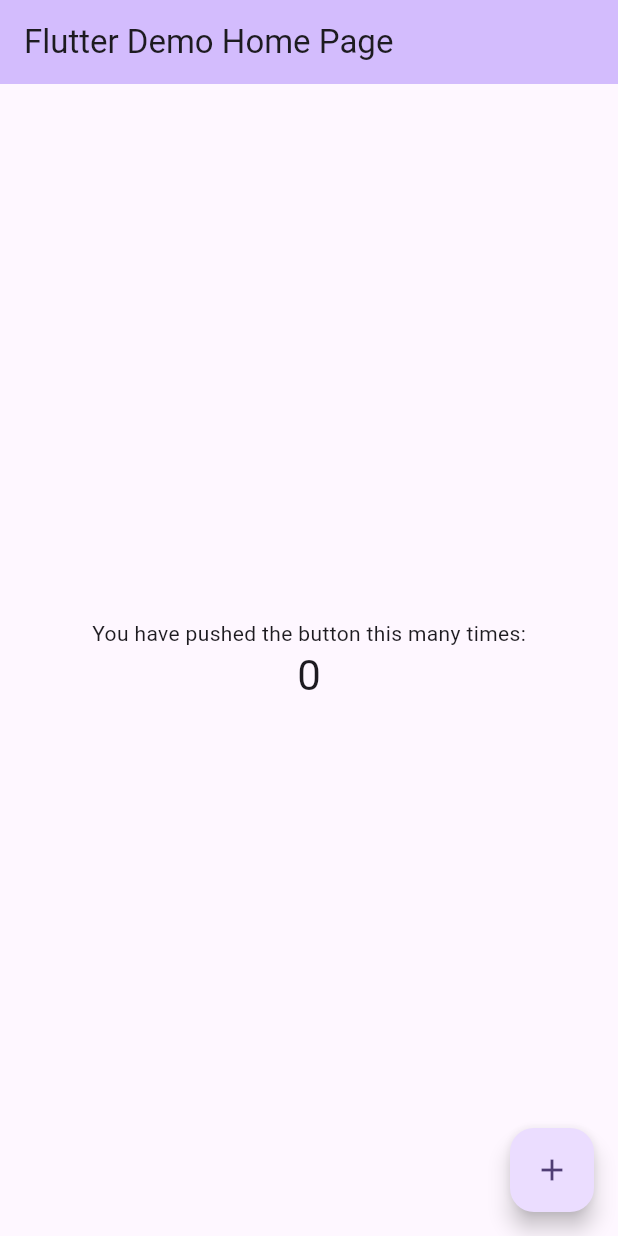
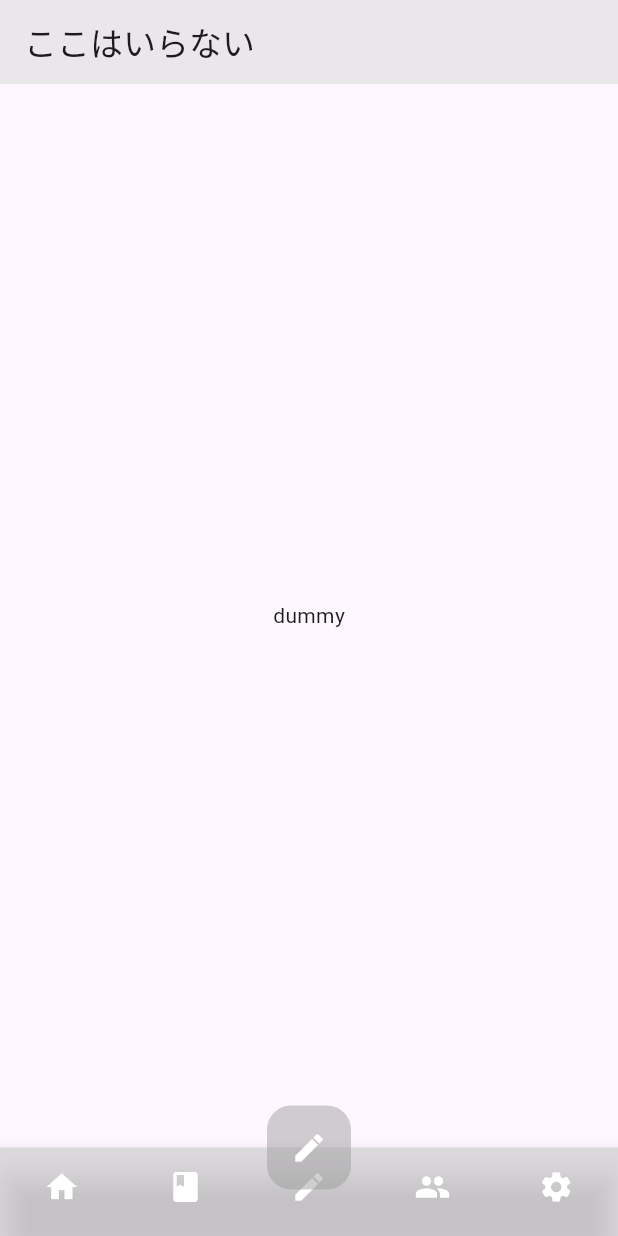
Before and after one commit to hondaya14/dearu-app, a Flutter app: the screen it shows after launch, on a phone screen of 412 x 824 dp. Run offline on Flutter 3.47's test engine with Material 2 defaults, Android fonts, the phone set to English and light mode, and no system bars.

Commit message:
Add dummy home page

```diff
--- /dev/null
+++ b/lib/home/home_page.dart
@@ -0,0 +1,51 @@
+import 'package:flutter/material.dart';
+
+class HomePage extends StatelessWidget {
+  const HomePage({super.key});
+
+  @override
+  Widget build(BuildContext context) {
+    return Scaffold(
+      appBar: AppBar(
+        // backgroundColor: Theme.of(context).colorScheme.inversePrimary,
+        backgroundColor: const Color(0x99DDDDDD),
+        title: Text('ここはいらない'),
+      ),
+      body: Center(
+        child: Text('dummy'),
+      ),
+      bottomNavigationBar: BottomNavigationBar(
+        type: BottomNavigationBarType.fixed,
+        backgroundColor: const Color(0x99CCCCCC),
+        showSelectedLabels: false,
+        showUnselectedLabels: false,
+        currentIndex: 0,
+        // items count is must be odd because of fab.
+        items: const [
+          BottomNavigationBarItem(
+              icon: Icon(Icons.home, color: Color(0xFFFFFFFF)), label: ''),
+          BottomNavigationBarItem(
+              icon: Icon(Icons.book, color: Color(0xFFFFFFFF)), label: ''),
+          BottomNavigationBarItem(
+              icon: Icon(Icons.edit, color: Color(0xFFFFFFFF)), label: ''),
+          BottomNavigationBarItem(
+              icon: Icon(Icons.group, color: Color(0xFFFFFFFF)), label: ''),
+          BottomNavigationBarItem(
+              icon: Icon(Icons.settings, color: Color(0xFFFFFFFF)), label: ''),
+        ],
+      ),
+      floatingActionButtonLocation: FloatingActionButtonLocation.centerDocked,
+      floatingActionButton: FloatingActionButton(
+        elevation: 0,
+        backgroundColor: const Color(0x77999999),
+        onPressed: () {
+          print('press fab');
+        },
+        child: const Icon(
+          Icons.edit,
+          color: Color(0xFFFFFFFF),
+        ),
+      ),
+    );
+  }
+}
--- a/lib/main.dart
+++ b/lib/main.dart
@@ -1,4 +1,6 @@
 import 'package:flutter/material.dart';
+
+import 'home/home_page.dart';
 
 void main() {
   runApp(const MyApp());
@@ -7,119 +9,15 @@ void main() {
 class MyApp extends StatelessWidget {
   const MyApp({super.key});
 
-  // This widget is the root of your application.
   @override
   Widget build(BuildContext context) {
     return MaterialApp(
       title: 'Flutter Demo',
       theme: ThemeData(
-        // This is the theme of your application.
-        //
-        // TRY THIS: Try running your application with "flutter run". You'll see
-        // the application has a blue toolbar. Then, without quitting the app,
-        // try changing the seedColor in the colorScheme below to Colors.green
-        // and then invoke "hot reload" (save your changes or press the "hot
-        // reload" button in a Flutter-supported IDE, or press "r" if you used
-        // the command line to start the app).
-        //
-        // Notice that the counter didn't reset back to zero; the application
-        // state is not lost during the reload. To reset the state, use hot
-        // restart instead.
-        //
-        // This works for code too, not just values: Most code changes can be
-        // tested with just a hot reload.
         colorScheme: ColorScheme.fromSeed(seedColor: Colors.deepPurple),
         useMaterial3: true,
       ),
-      home: const MyHomePage(title: 'Flutter Demo Home Page'),
+      home: const HomePage(),
     );
   }
 }
-
-class MyHomePage extends StatefulWidget {
-  const MyHomePage({super.key, required this.title});
-
-  // This widget is the home page of your application. It is stateful, meaning
-  // that it has a State object (defined below) that contains fields that affect
-  // how it looks.
-
-  // This class is the configuration for the state. It holds the values (in this
-  // case the title) provided by the parent (in this case the App widget) and
-  // used by the build method of the State. Fields in a Widget subclass are
-  // always marked "final".
-
-  final String title;
-
-  @override
-  State<MyHomePage> createState() => _MyHomePageState();
-}
-
-class _MyHomePageState extends State<MyHomePage> {
-  int _counter = 0;
-
-  void _incrementCounter() {
-    setState(() {
-      // This call to setState tells the Flutter framework that something has
-      // changed in this State, which causes it to rerun the build method below
-      // so that the display can reflect the updated values. If we changed
-      // _counter without calling setState(), then the build method would not be
-      // called again, and so nothing would appear to happen.
-      _counter++;
-    });
-  }
-
-  @override
-  Widget build(BuildContext context) {
-    // This method is rerun every time setState is called, for instance as done
-    // by the _incrementCounter method above.
-    //
-    // The Flutter framework has been optimized to make rerunning build methods
-    // fast, so that you can just rebuild anything that needs updating rather
-    // than having to individually change instances of widgets.
-    return Scaffold(
-      appBar: AppBar(
-        // TRY THIS: Try changing the color here to a specific color (to
-        // Colors.amber, perhaps?) and trigger a hot reload to see the AppBar
-        // change color while the other colors stay the same.
-        backgroundColor: Theme.of(context).colorScheme.inversePrimary,
-        // Here we take the value from the MyHomePage object that was created by
-        // the App.build method, and use it to set our appbar title.
-        title: Text(widget.title),
-      ),
-      body: Center(
-        // Center is a layout widget. It takes a single child and positions it
-        // in the middle of the parent.
-        child: Column(
-          // Column is also a layout widget. It takes a list of children and
-          // arranges them vertically. By default, it sizes itself to fit its
-          // children horizontally, and tries to be as tall as its parent.
-          //
-          // Column has various properties to control how it sizes itself and
-          // how it positions its children. Here we use mainAxisAlignment to
-          // center the children vertically; the main axis here is the vertical
-          // axis because Columns are vertical (the cross axis would be
-          // horizontal).
-          //
-          // TRY THIS: Invoke "debug painting" (choose the "Toggle Debug Paint"
-          // action in the IDE, or press "p" in the console), to see the
-          // wireframe for each widget.
-          mainAxisAlignment: MainAxisAlignment.center,
-          children: <Widget>[
-            const Text(
-              'You have pushed the button this many times:',
-            ),
-            Text(
-              '$_counter',
-              style: Theme.of(context).textTheme.headlineMedium,
-            ),
-          ],
-        ),
-      ),
-      floatingActionButton: FloatingActionButton(
-        onPressed: _incrementCounter,
-        tooltip: 'Increment',
-        child: const Icon(Icons.add),
-      ), // This trailing comma makes auto-formatting nicer for build methods.
-    );
-  }
-}
```
Also changed, not shown: 3 other files.
